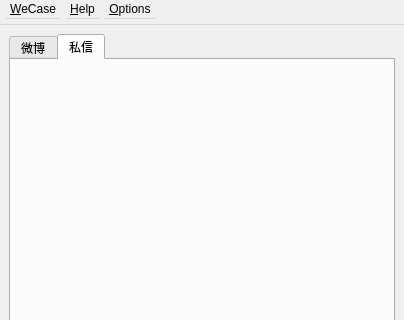
This is ui/MainWindow.ui in WeCase/WeCase as Qt 5 draws it before an edit; both pictures show x 0 to 404 and y 0 to 320 of the 404 by 669 pixel window. The edited form follows.
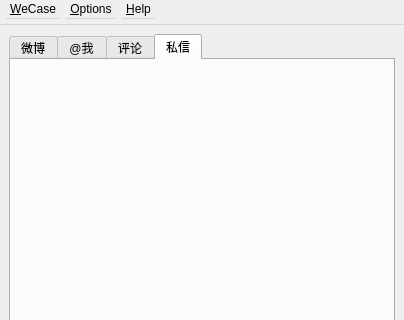
This is the edited form. The open tabs and pages were chosen to show the change.

```diff
--- a/ui/MainWindow.ui
+++ b/ui/MainWindow.ui
@@ -32,6 +32,11 @@
         <height>25</height>
        </size>
       </property>
+      <property name="font">
+       <font>
+        <stylestrategy>PreferDefault</stylestrategy>
+       </font>
+      </property>
       <property name="currentIndex">
        <number>1</number>
       </property>
@@ -40,6 +45,16 @@
         <string>微博</string>
        </attribute>
       </widget>
+      <widget class="QWidget" name="tab">
+       <attribute name="title">
+        <string>@我</string>
+       </attribute>
+      </widget>
+      <widget class="QWidget" name="tab_2">
+       <attribute name="title">
+        <string>评论</string>
+       </attribute>
+      </widget>
       <widget class="QWidget" name="tabWidgetPage2">
        <attribute name="title">
         <string>私信</string>
@@ -104,7 +119,7 @@
      <x>0</x>
      <y>0</y>
      <width>404</width>
-     <height>26</height>
+     <height>25</height>
     </rect>
    </property>
    <property name="sizePolicy">
@@ -145,8 +160,8 @@
     <addaction name="actionUpdate"/>
    </widget>
    <addaction name="menu_WeCase"/>
-   <addaction name="menuHelp"/>
    <addaction name="menuO_ptions"/>
+   <addaction name="menuHelp"/>
   </widget>
   <widget class="QStatusBar" name="statusbar"/>
   <action name="action_About">
```
Left out of the diff: 2 changed lines with no effect on the pictures.
